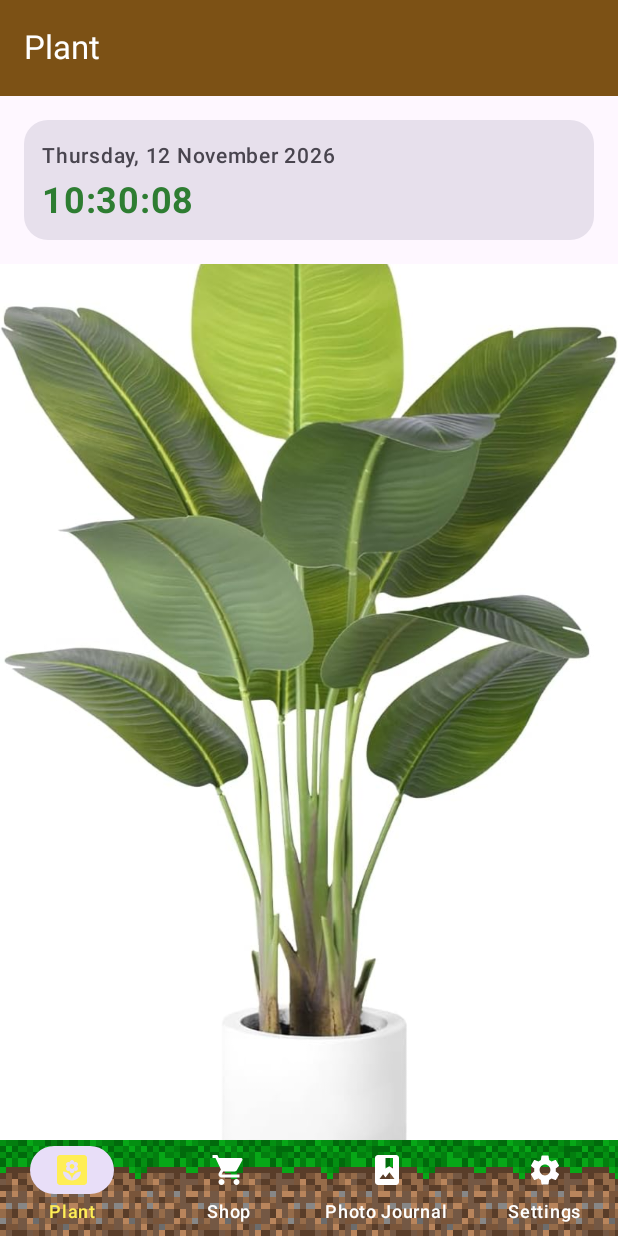
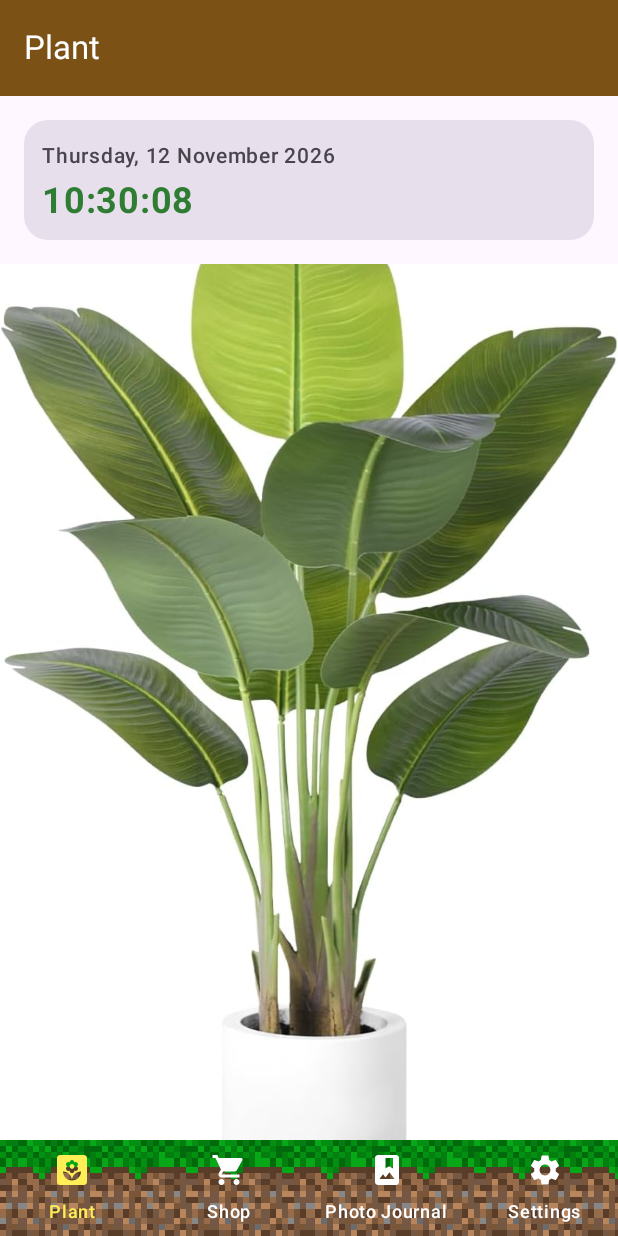
Before and after one commit to Silviu-Sri/Android-Project-3144757, an Android app built with Jetpack Compose: the screen it shows after launch (MainActivity), on a phone screen of 412 x 824 dp. Run offline under Robolectric (Android 15) with nearby library versions, the phone set to English and light mode, and no system bars.

Commit message:
Small change to the nav bar

```diff
--- a/app/src/main/java/com/griffith/androidproject_3144757/MainActivity.kt
+++ b/app/src/main/java/com/griffith/androidproject_3144757/MainActivity.kt
@@ -25,6 +25,7 @@ import com.griffith.androidproject_3144757.ui.theme.AndroidProject3144757Theme
 import androidx.compose.material3.NavigationBar
 import androidx.compose.material3.NavigationBarDefaults
 import androidx.compose.material3.NavigationBarItem
+import androidx.compose.material3.NavigationBarItemDefaults
 import androidx.compose.material3.Text
 import androidx.compose.material3.TopAppBar
 import androidx.compose.material3.TopAppBarDefaults
@@ -167,7 +168,10 @@ fun MainScreen(onLanguageChange: (String) -> Unit) {
                         },
                         label = {
                             Text(title, color = if (selectedTab == index) Color(0xFFFFEE55) else Color.White)
-                        }
+                        },
+                        colors = NavigationBarItemDefaults.colors(
+                            indicatorColor = Color.Transparent
+                        )
                     )
                 }
             }
```
